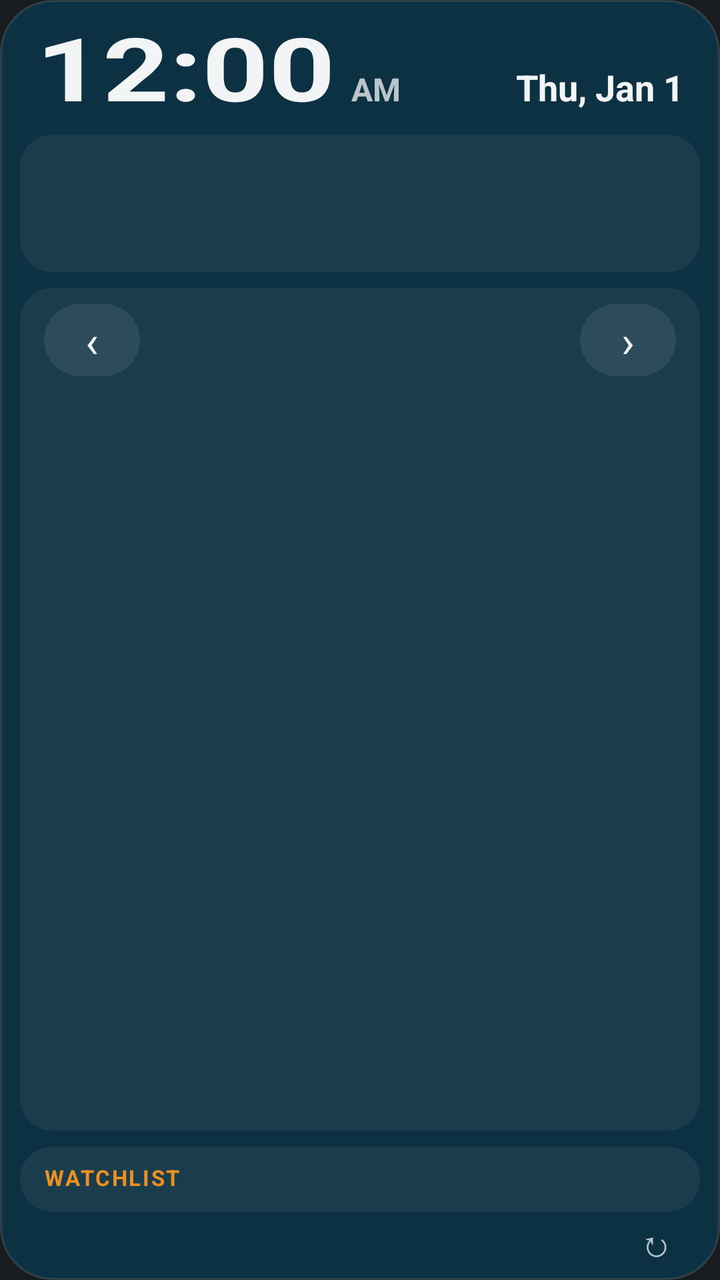
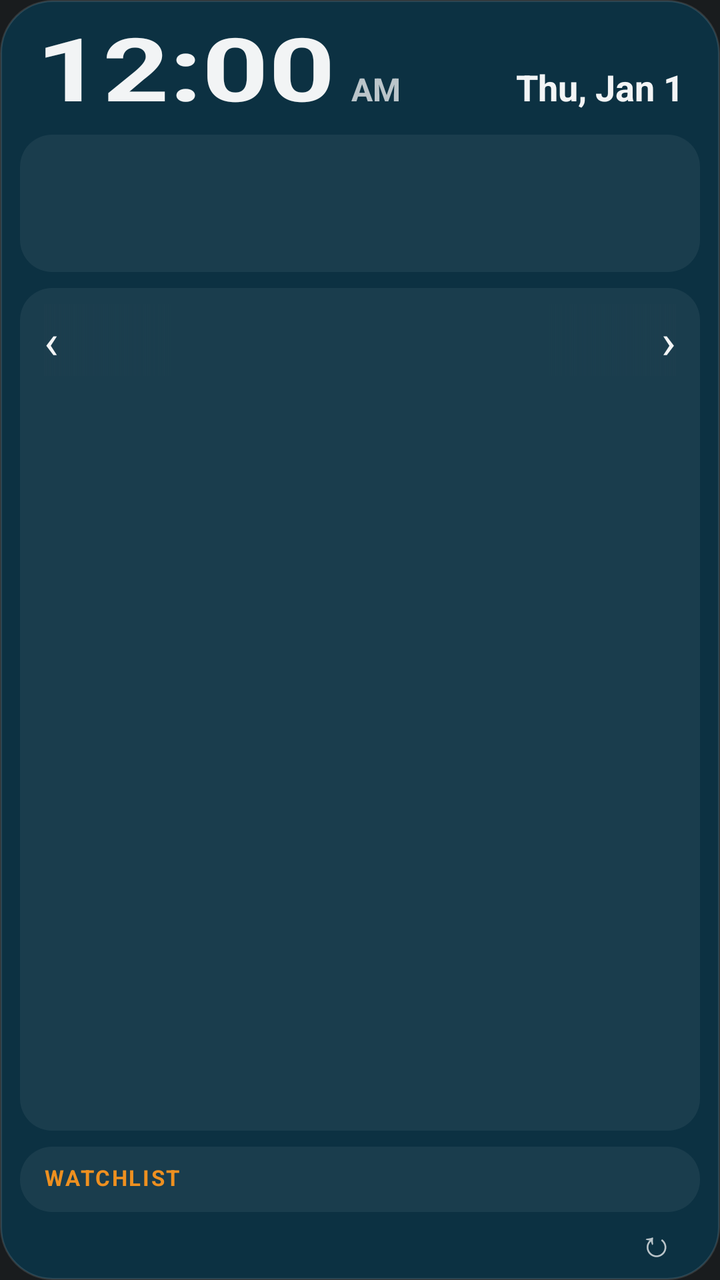

Screens rendered from an Android XML layout before and after an edit, with the pre-edit source and the edit as a unified diff.
<!-- AndroidManifest.xml: application theme android:Theme.DeviceDefault.NoActionBar -->
<!-- res/layout/widget_large.xml -->
<?xml version="1.0" encoding="utf-8"?>
<LinearLayout xmlns:android="http://schemas.android.com/apk/res/android"
    android:id="@+id/root"
    android:layout_width="match_parent"
    android:layout_height="match_parent"
    android:background="@drawable/widget_bg"
    android:orientation="vertical"
    android:paddingHorizontal="10dp"
    android:paddingTop="10dp"
    android:paddingBottom="4dp">

    
    <LinearLayout
        android:id="@+id/clock"
        android:layout_width="match_parent"
        android:layout_height="wrap_content"
        android:baselineAligned="true"
        android:orientation="horizontal"
        android:paddingHorizontal="8dp"
        android:paddingBottom="6dp">

        <TextClock
            android:layout_width="wrap_content"
            android:layout_height="wrap_content"
            android:format12Hour="h:mm"
            android:format24Hour="H:mm"
            android:includeFontPadding="false"
            android:textColor="@color/text"
            android:textScaleX="1.32"
            android:textSize="44sp"
            android:textStyle="bold" />

        <TextClock
            android:layout_width="wrap_content"
            android:layout_height="wrap_content"
            android:format12Hour="a"
            android:format24Hour=""
            android:paddingStart="8dp"
            android:textColor="@color/muted"
            android:textSize="16sp"
            android:textStyle="bold" />

        <TextClock
            android:layout_width="0dp"
            android:layout_height="wrap_content"
            android:layout_weight="1"
            android:format12Hour="EEE, MMM d"
            android:format24Hour="EEE, MMM d"
            android:gravity="end"
            android:textColor="@color/text"
            android:textSize="18sp"
            android:textStyle="bold" />
    </LinearLayout>

    <include layout="@layout/part_weather" />

    
    <LinearLayout
        android:layout_width="match_parent"
        android:layout_height="0dp"
        android:layout_marginTop="8dp"
        android:layout_weight="1"
        android:background="@drawable/bar_bg"
        android:orientation="vertical"
        android:paddingHorizontal="12dp"
        android:paddingVertical="8dp">

        <LinearLayout
            android:layout_width="match_parent"
            android:layout_height="wrap_content"
            android:gravity="center_vertical"
            android:orientation="horizontal">

            <TextView
                android:id="@+id/prev"
                android:layout_width="48dp"
                android:layout_height="36dp"
                android:background="@drawable/pill_bg"
                android:contentDescription="Previous category"
                android:gravity="center"
                android:text="‹"
                android:textColor="@color/text"
                android:textSize="22sp" />

            <LinearLayout
                android:id="@+id/catbox"
                android:layout_width="0dp"
                android:layout_height="wrap_content"
                android:layout_weight="1"
                android:gravity="center"
                android:orientation="vertical">

                <TextView
                    android:id="@+id/cat"
                    android:layout_width="wrap_content"
                    android:layout_height="wrap_content"
                    android:ellipsize="end"
                    android:letterSpacing="0.08"
                    android:maxLines="1"
                    android:textColor="@color/accent"
                    android:textSize="12sp"
                    android:textStyle="bold" />

                <TextView
                    android:id="@+id/catpos"
                    android:layout_width="wrap_content"
                    android:layout_height="wrap_content"
                    android:textColor="@color/muted"
                    android:textSize="11sp" />
            </LinearLayout>

            <TextView
                android:id="@+id/next"
                android:layout_width="48dp"
                android:layout_height="36dp"
                android:background="@drawable/pill_bg"
                android:contentDescription="Next category"
                android:gravity="center"
                android:text="›"
                android:textColor="@color/text"
                android:textSize="22sp" />
        </LinearLayout>

        
        <LinearLayout
            android:id="@+id/headlines"
            android:layout_width="match_parent"
            android:layout_height="0dp"
            android:layout_weight="1"
            android:orientation="vertical"
            android:paddingTop="4dp" />
    </LinearLayout>

    
    <LinearLayout
        android:id="@+id/watch"
        android:layout_width="match_parent"
        android:layout_height="wrap_content"
        android:layout_marginTop="8dp"
        android:background="@drawable/bar_bg"
        android:orientation="vertical"
        android:paddingHorizontal="12dp"
        android:paddingVertical="8dp">

        <TextView
            android:layout_width="wrap_content"
            android:layout_height="wrap_content"
            android:letterSpacing="0.08"
            android:paddingBottom="2dp"
            android:text="WATCHLIST"
            android:textColor="@color/accent"
            android:textSize="11sp"
            android:textStyle="bold" />

        <LinearLayout
            android:id="@+id/quotes"
            android:layout_width="match_parent"
            android:layout_height="wrap_content"
            android:orientation="vertical" />
    </LinearLayout>

    <LinearLayout
        android:layout_width="match_parent"
        android:layout_height="wrap_content"
        android:gravity="center_vertical"
        android:orientation="horizontal"
        android:paddingStart="8dp">

        <TextView
            android:id="@+id/updated"
            android:layout_width="0dp"
            android:layout_height="wrap_content"
            android:layout_weight="1"
            android:textColor="@color/muted"
            android:textSize="11sp" />

        <TextView
            android:id="@+id/refresh"
            android:layout_width="44dp"
            android:layout_height="30dp"
            android:contentDescription="Refresh now"
            android:gravity="center"
            android:text="↻"
            android:textColor="@color/muted"
            android:textSize="18sp" />
    </LinearLayout>
</LinearLayout>
<!-- res/layout/part_weather.xml (included above) -->
<?xml version="1.0" encoding="utf-8"?>
<LinearLayout xmlns:android="http://schemas.android.com/apk/res/android"
    android:id="@+id/weather"
    android:layout_width="match_parent"
    android:layout_height="wrap_content"
    android:background="@drawable/bar_bg"
    android:gravity="center_vertical"
    android:orientation="horizontal"
    android:paddingHorizontal="12dp"
    android:paddingVertical="8dp">

    <LinearLayout
        android:layout_width="0dp"
        android:layout_height="wrap_content"
        android:layout_weight="1"
        android:orientation="vertical">

        <TextView
            android:id="@+id/place"
            android:layout_width="wrap_content"
            android:layout_height="wrap_content"
            android:ellipsize="end"
            android:maxLines="1"
            android:textColor="@color/text"
            android:textSize="15sp"
            android:textStyle="bold" />

        <TextView
            android:id="@+id/cond"
            android:layout_width="wrap_content"
            android:layout_height="wrap_content"
            android:ellipsize="end"
            android:maxLines="1"
            android:textColor="@color/muted"
            android:textSize="13sp" />
    </LinearLayout>

    <TextView
        android:id="@+id/icon"
        android:layout_width="wrap_content"
        android:layout_height="wrap_content"
        android:paddingStart="10dp"
        android:paddingEnd="8dp"
        android:textSize="30sp" />

    <LinearLayout
        android:layout_width="wrap_content"
        android:layout_height="wrap_content"
        android:gravity="end"
        android:orientation="vertical">

        <TextView
            android:id="@+id/temp"
            android:layout_width="wrap_content"
            android:layout_height="wrap_content"
            android:includeFontPadding="false"
            android:textColor="@color/text"
            android:textSize="30sp"
            android:textStyle="bold" />

        <TextView
            android:id="@+id/hilo"
            android:layout_width="wrap_content"
            android:layout_height="wrap_content"
            android:textColor="@color/muted"
            android:textSize="13sp" />
    </LinearLayout>
</LinearLayout>
<!-- resources referenced by this layout -->
<resources>
  <color name="accent">#EE9020</color>
  <color name="muted">#B8FFFFFF</color>
  <color name="text">#F2FFFFFF</color>
  <!-- drawable bar_bg (drawable) -->
  <?xml version="1.0" encoding="utf-8"?>
  <shape xmlns:android="http://schemas.android.com/apk/res/android">
      <solid android:color="@color/inset" />
      <corners android:radius="16dp" />
  </shape>
  <!-- drawable pill_bg (drawable) -->
  <?xml version="1.0" encoding="utf-8"?>
  <shape xmlns:android="http://schemas.android.com/apk/res/android">
      <solid android:color="@color/pill" />
      <corners android:radius="18dp" />
  </shape>
  <!-- drawable widget_bg (drawable) -->
  <?xml version="1.0" encoding="utf-8"?>
  <shape xmlns:android="http://schemas.android.com/apk/res/android">
      <solid android:color="@color/card" />
      <stroke android:width="1dp" android:color="@color/card_edge" />
      <corners android:radius="26dp" />
  </shape>
  <color name="inset">#0FFFFFFF</color>
  <color name="pill">#14FFFFFF</color>
  <color name="card">#0C3142</color>
  <color name="card_edge">#1FFFFFFF</color>
</resources>

<!-- the commit's change to res/layout/widget_large.xml (unified diff, before → after) -->
@@ -65,61 +65,118 @@
         android:paddingHorizontal="12dp"
         android:paddingVertical="8dp">
 
-        <LinearLayout
+        
+        <FrameLayout
             android:layout_width="match_parent"
-            android:layout_height="wrap_content"
-            android:gravity="center_vertical"
-            android:orientation="horizontal">
+            android:layout_height="36dp">
+
+            <LinearLayout
+                android:layout_width="match_parent"
+                android:layout_height="match_parent"
+                android:orientation="horizontal">
+
+                <TextView
+                    android:id="@+id/cat_m2"
+                    android:layout_height="match_parent"
+                    android:maxLines="1"
+                    android:paddingHorizontal="9dp"
+                    android:textSize="12sp"
+                    android:layout_width="0dp"
+                    android:layout_weight="1"
+                    android:ellipsize="start"
+                    android:gravity="end|center_vertical"
+                    android:textColor="@color/faint" />
+
+                <TextView
+                    android:id="@+id/cat_m1"
+                    android:layout_height="match_parent"
+                    android:maxLines="1"
+                    android:paddingHorizontal="9dp"
+                    android:textSize="12sp"
+                    android:layout_width="wrap_content"
+                    android:gravity="center_vertical"
+                    android:textColor="@color/muted" />
+
+                <TextView
+                    android:id="@+id/cat"
+                    android:layout_height="match_parent"
+                    android:maxLines="1"
+                    android:paddingHorizontal="9dp"
+                    android:textSize="14sp"
+                    android:layout_width="wrap_content"
+                    android:gravity="center_vertical"
+                    android:letterSpacing="0.06"
+                    android:textColor="@color/accent"
+                    android:textStyle="bold" />
+
+                <TextView
+                    android:id="@+id/cat_p1"
+                    android:layout_height="match_parent"
+                    android:maxLines="1"
+                    android:paddingHorizontal="9dp"
+                    android:textSize="12sp"
+                    android:layout_width="wrap_content"
+                    android:gravity="center_vertical"
+                    android:textColor="@color/muted" />
+
+                <TextView
+                    android:id="@+id/cat_p2"
+                    android:layout_height="match_parent"
+                    android:maxLines="1"
+                    android:paddingHorizontal="9dp"
+                    android:textSize="12sp"
+                    android:layout_width="0dp"
+                    android:layout_weight="1"
+                    android:ellipsize="end"
+                    android:gravity="start|center_vertical"
+                    android:textColor="@color/faint" />
+
+            </LinearLayout>
+
+            <FrameLayout
+                android:layout_width="64dp"
+                android:layout_height="match_parent"
+                android:layout_gravity="start"
+                android:background="@drawable/fade_left" />
+
+            <FrameLayout
+                android:layout_width="64dp"
+                android:layout_height="match_parent"
+                android:layout_gravity="end"
+                android:background="@drawable/fade_right" />
 
             <TextView
                 android:id="@+id/prev"
-                android:layout_width="48dp"
-                android:layout_height="36dp"
-                android:background="@drawable/pill_bg"
+                android:layout_width="40dp"
+                android:layout_height="match_parent"
+                android:layout_gravity="start"
                 android:contentDescription="Previous category"
-                android:gravity="center"
+                android:gravity="start|center_vertical"
                 android:text="‹"
                 android:textColor="@color/text"
-                android:textSize="22sp" />
-
-            <LinearLayout
-                android:id="@+id/catbox"
-                android:layout_width="0dp"
-                android:layout_height="wrap_content"
-                android:layout_weight="1"
-                android:gravity="center"
-                android:orientation="vertical">
-
-                <TextView
-                    android:id="@+id/cat"
-                    android:layout_width="wrap_content"
-                    android:layout_height="wrap_content"
-                    android:ellipsize="end"
-                    android:letterSpacing="0.08"
-                    android:maxLines="1"
-                    android:textColor="@color/accent"
-                    android:textSize="12sp"
-                    android:textStyle="bold" />
-
-                <TextView
-                    android:id="@+id/catpos"
-                    android:layout_width="wrap_content"
-                    android:layout_height="wrap_content"
-                    android:textColor="@color/muted"
-                    android:textSize="11sp" />
-            </LinearLayout>
+                android:textSize="24sp" />
 
             <TextView
                 android:id="@+id/next"
-                android:layout_width="48dp"
-                android:layout_height="36dp"
-                android:background="@drawable/pill_bg"
+                android:layout_width="40dp"
+                android:layout_height="match_parent"
+                android:layout_gravity="end"
                 android:contentDescription="Next category"
-                android:gravity="center"
+                android:gravity="end|center_vertical"
                 android:text="›"
                 android:textColor="@color/text"
-                android:textSize="22sp" />
-        </LinearLayout>
+                android:textSize="24sp" />
+        </FrameLayout>
+
+        
+        <TextView
+            android:id="@+id/catpos"
+            android:layout_width="match_parent"
+            android:layout_height="wrap_content"
+            android:gravity="center_horizontal"
+            android:maxLines="1"
+            android:textColor="@color/muted"
+            android:textSize="11sp" />
 
         
         <LinearLayout
<!-- resource entries referenced after the edit -->
@@ -1,6 +1,7 @@
 <!-- resources referenced by this layout -->
 <resources>
   <color name="accent">#EE9020</color>
+  <color name="faint">#80FFFFFF</color>
   <color name="muted">#B8FFFFFF</color>
   <color name="text">#F2FFFFFF</color>
   <!-- drawable bar_bg (drawable) -->
@@ -9,11 +10,15 @@
       <solid android:color="@color/inset" />
       <corners android:radius="16dp" />
   </shape>
-  <!-- drawable pill_bg (drawable) -->
+  <!-- drawable fade_left (drawable) -->
   <?xml version="1.0" encoding="utf-8"?>
   <shape xmlns:android="http://schemas.android.com/apk/res/android">
-      <solid android:color="@color/pill" />
-      <corners android:radius="18dp" />
+      <gradient android:angle="0" android:startColor="#FF1B3D4D" android:endColor="#001B3D4D" />
+  </shape>
+  <!-- drawable fade_right (drawable) -->
+  <?xml version="1.0" encoding="utf-8"?>
+  <shape xmlns:android="http://schemas.android.com/apk/res/android">
+      <gradient android:angle="0" android:startColor="#001B3D4D" android:endColor="#FF1B3D4D" />
   </shape>
   <!-- drawable widget_bg (drawable) -->
   <?xml version="1.0" encoding="utf-8"?>
@@ -23,7 +28,6 @@
       <corners android:radius="26dp" />
   </shape>
   <color name="inset">#0FFFFFFF</color>
-  <color name="pill">#14FFFFFF</color>
   <color name="card">#0C3142</color>
   <color name="card_edge">#1FFFFFFF</color>
 </resources>
